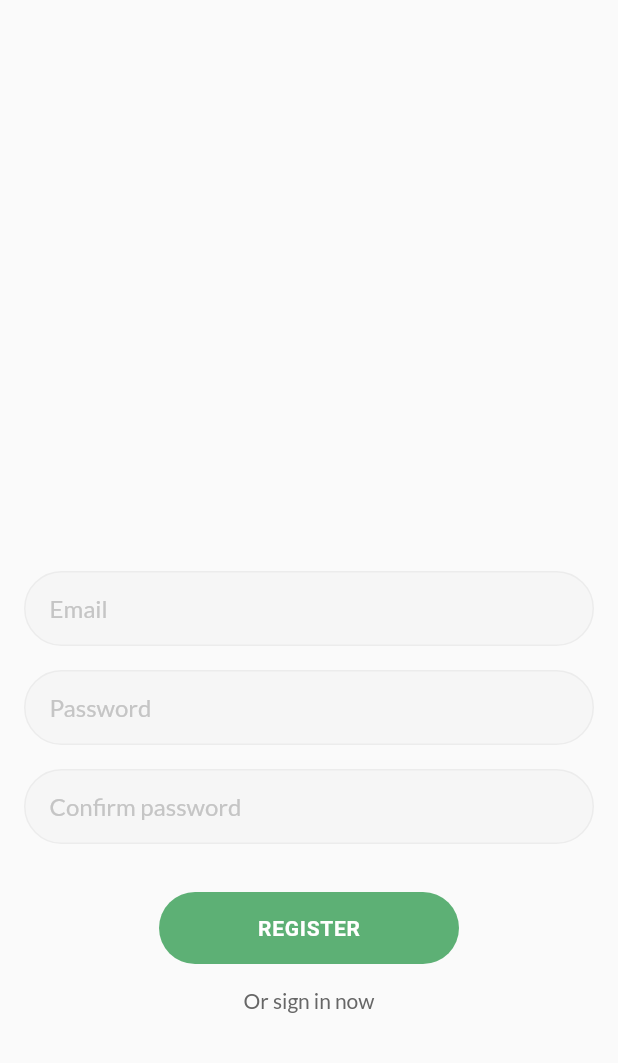
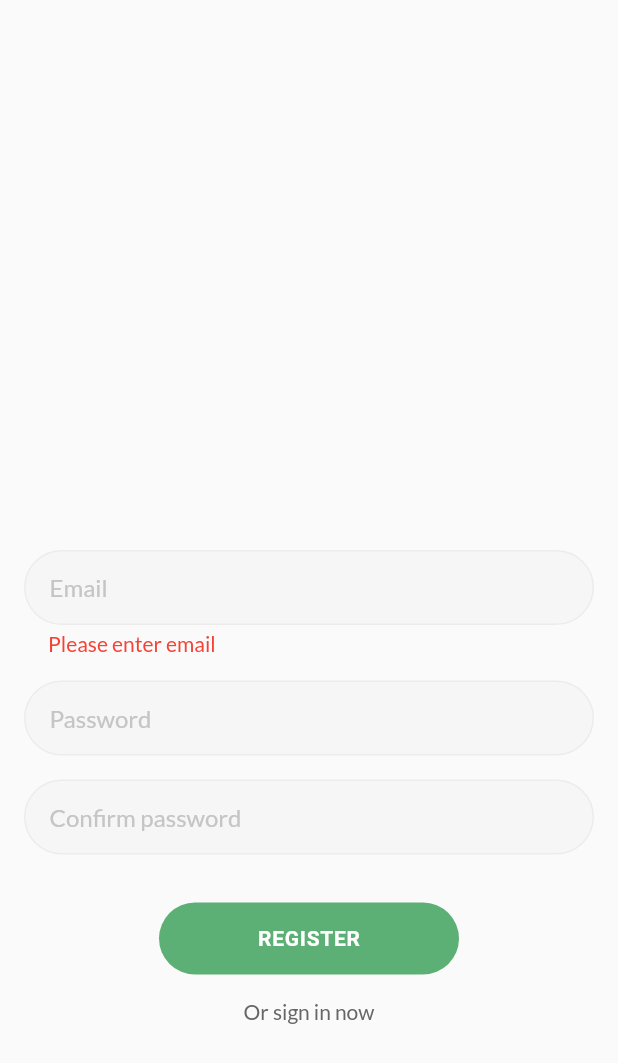
Before and after one commit to tomlaws/hikee, a Flutter app: the RegisterScreen screen opened directly, after a tap on "REGISTER", on a phone screen of 412 x 824 dp. Shown: the top 1063 px of the screen. Run offline on Flutter 3.47's test engine with Material 2 defaults, Android fonts, the phone set to English and light mode, and no system bars; our stand-ins replace cached_network_image, carousel_slider, csv, fl_chart, flutter_rating_bar, flutter_secure_storage and 9 more; missing offline and left inert: flutter_polyline_points, geolocator_web, shared_preferences_web; accounts and stored records are empty; network calls fail.

Commit message:
add auth register

```diff
--- a/lib/components/text_input.dart
+++ b/lib/components/text_input.dart
@@ -103,6 +103,7 @@ class _TextInputState extends State<TextInput>
 }
 
 class TextInputController extends TextEditingController {
+  TextInputController({String? text}) : super(text: text);
   ValueNotifier<String?> _error = ValueNotifier(null);
   set error(String? value) => _error.value = value;
   String? get error => _error.value;
--- a/lib/models/auth.dart
+++ b/lib/models/auth.dart
@@ -73,4 +73,12 @@ class Auth extends ChangeNotifier {
       return _token.value;
     }
   }
+
+  Future<Token?> register(String email, String password) async {
+    Token? token = await _authService.register(email, password);
+    if (token != null) {
+      _token.value = token;
+    }
+    return token;
+  }
 }
--- a/lib/screens/auth/register.dart
+++ b/lib/screens/auth/register.dart
@@ -2,8 +2,13 @@ import 'package:flutter/cupertino.dart';
 import 'package:flutter/material.dart';
 import 'package:get_it/get_it.dart';
 import 'package:hikee/components/button.dart';
+import 'package:hikee/components/mutation_builder.dart';
 import 'package:hikee/components/text_input.dart';
+import 'package:hikee/models/auth.dart';
+import 'package:hikee/models/token.dart';
+import 'package:hikee/screens/auth/login.dart';
 import 'package:hikee/services/auth.dart';
+import 'package:provider/provider.dart';
 
 class RegisterScreen extends StatefulWidget {
   const RegisterScreen({Key? key}) : super(key: key);
@@ -14,10 +19,10 @@ class RegisterScreen extends StatefulWidget {
 
 class _RegisterScreenState extends State<RegisterScreen> {
   AuthService get authService => GetIt.I<AuthService>();
-  TextEditingController _emailController = TextEditingController(text: '');
-  TextEditingController _passwordController = TextEditingController(text: '');
-  TextEditingController _confirmPasswordController =
-      TextEditingController(text: '');
+  TextInputController _emailController = TextInputController(text: '');
+  TextInputController _passwordController = TextInputController(text: '');
+  TextInputController _confirmPasswordController =
+      TextInputController(text: '');
 
   @override
   void dispose() {
@@ -29,6 +34,11 @@ class _RegisterScreenState extends State<RegisterScreen> {
 
   @override
   Widget build(BuildContext context) {
+    var auth = context.watch<Auth>();
+    if (auth.loggedIn) {
+      Future.microtask(() => Navigator.of(context).pop());
+      return Container();
+    }
     return Scaffold(
       body: Column(
         mainAxisAlignment: MainAxisAlignment.spaceEvenly,
@@ -42,7 +52,7 @@ class _RegisterScreenState extends State<RegisterScreen> {
               children: [
                 TextInput(
                   hintText: 'Email',
-                  textEditingController: _emailController,
+                  controller: _emailController,
                 ),
                 Container(
                   height: 16,
@@ -50,7 +60,7 @@ class _RegisterScreenState extends State<RegisterScreen> {
                 TextInput(
                   hintText: 'Password',
                   obscureText: true,
-                  textEditingController: _passwordController,
+                  controller: _passwordController,
                 ),
                 Container(
                   height: 16,
@@ -58,20 +68,45 @@ class _RegisterScreenState extends State<RegisterScreen> {
                 TextInput(
                   hintText: 'Confirm password',
                   obscureText: true,
-                  textEditingController: _confirmPasswordController,
+                  controller: _confirmPasswordController,
                 ),
                 Container(
                   height: 32,
                 ),
                 SizedBox(
                   width: 200,
-                  child: Button(
-                      child: Text('REGISTER'),
-                      onPressed: () {
-                        var email = _emailController.text;
-                        var password = _passwordController.text;
-                        authService.register(email, password);
-                      }),
+                  child: MutationBuilder<Token?>(
+                    mutation: () {
+                      _emailController.clearError();
+                      if (_emailController.text == '') {
+                        throw _emailController.error = 'Please enter email';
+                      }
+                      if (_passwordController.text == '') {
+                        throw _passwordController.error =
+                            'Please enter password';
+                      }
+
+                      if (_passwordController.text !=
+                          _confirmPasswordController.text) {
+                        throw _confirmPasswordController.error =
+                            'Password does not match';
+                      }
+                      var email = _emailController.text;
+                      var password = _passwordController.text;
+                      return context.read<Auth>().register(email, password);
+                    },
+                    onDone: (token) {
+                      if (token == null) {
+                        //_emailController.error = '';
+                      }
+                    },
+                    builder: (mutate, loading) {
+                      return Button(
+                          child: Text('REGISTER'),
+                          loading: loading,
+                          onPressed: mutate);
+                    },
+                  ),
                 ),
                 Container(
                   height: 16,
@@ -80,7 +115,7 @@ class _RegisterScreenState extends State<RegisterScreen> {
                   child: Text('Or sign in now'),
                   onTap: () {
                     Navigator.of(context).pushReplacement(
-                        CupertinoPageRoute(builder: (_) => RegisterScreen()));
+                        CupertinoPageRoute(builder: (_) => LoginScreen()));
                   },
                 )
               ],
--- a/lib/services/auth.dart
+++ b/lib/services/auth.dart
@@ -1,11 +1,11 @@
-import 'package:hikee/constants.dart';
+import 'package:hikee/api.dart';
 import 'package:hikee/models/token.dart';
 import 'package:hikee/utils/http.dart';
 
 class AuthService {
   Future<Token?> login(String email, String password) async {
-    var res = await HttpUtils.post(Uri.https(API_HOST, '/auth/login'),
-        {'email': email, 'password': password});
+    var res = await HttpUtils.post(
+        API.getUri('/auth/login'), {'email': email, 'password': password});
     if (res['accessToken'] != null) {
       return Token.fromJson(res);
     } else {
@@ -14,8 +14,8 @@ class AuthService {
   }
 
   Future<Token?> refreshAccessToken(Token token) async {
-    var res = await HttpUtils.post(Uri.https(API_HOST, '/auth/refresh'),
-        {'refreshToken': token.refreshToken});
+    var res = await HttpUtils.post(
+        API.getUri('/auth/refresh'), {'refreshToken': token.refreshToken});
     if (res['accessToken'] != null) {
       return Token.fromJson(
           (token..updateAccessToken(res['accessToken'])).toJson());
@@ -24,9 +24,13 @@ class AuthService {
     }
   }
 
-  void register(String email, String password) async {
+  Future<Token?> register(String email, String password) async {
     var res = await HttpUtils.post(
-        Uri.https(API_HOST, '/users'), {'email': email, 'password': password});
-    print(res);
+        API.getUri('/auth/register'), {'email': email, 'password': password});
+    if (res['accessToken'] != null) {
+      return Token.fromJson(res);
+    } else {
+      return null;
+    }
   }
 }
```
Also changed, not shown: lib/screens/auth/login.dart (+17 -5 lines), lib/utils/dialog.dart (+4 -3 lines).
